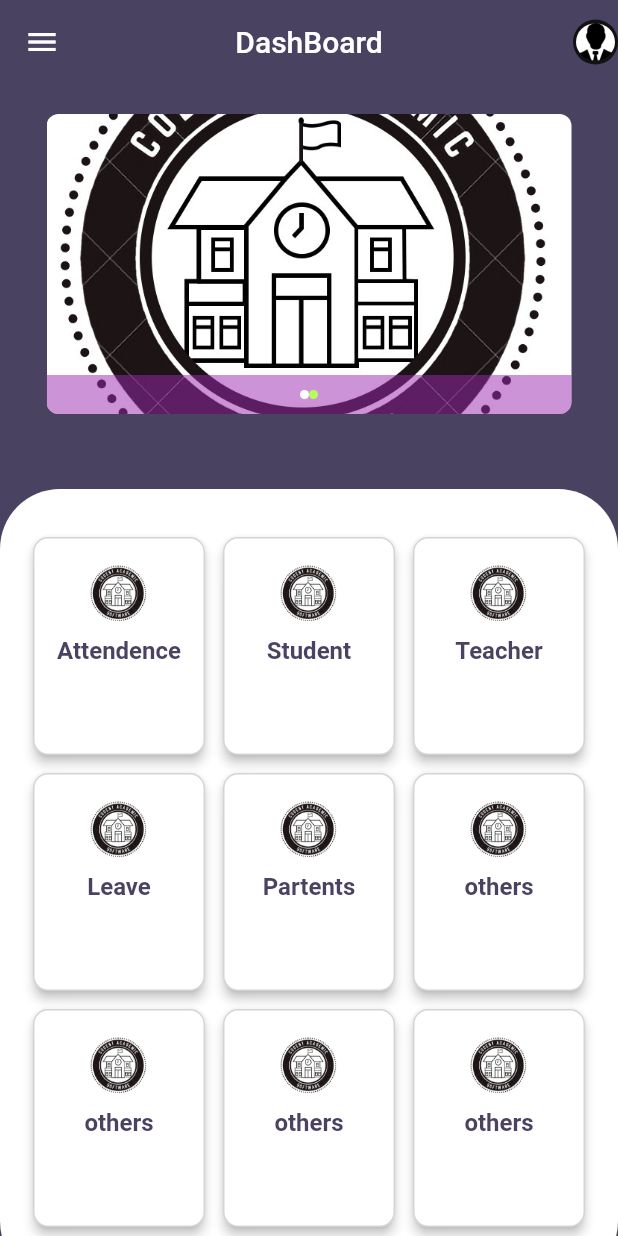
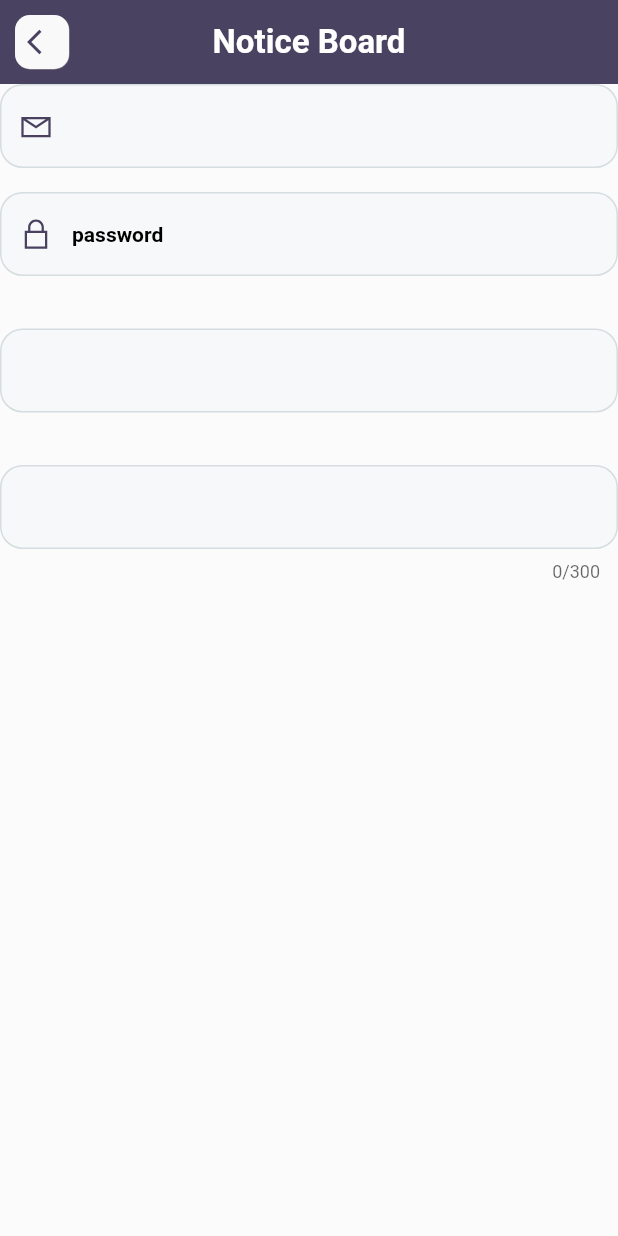
Before and after one commit to sachindra01/school_manage_design, a Flutter app: the HomeScreen screen opened directly, after a tap on "Attendence", on a phone screen of 412 x 824 dp. Run offline on Flutter 3.47's test engine with Material 2 defaults, Android fonts, the phone set to English and light mode, and no system bars; our stand-ins replace animated_text_kit, another_carousel_pro, cached_network_image, dio, dotted_line, flutter_screenutil and 5 more; missing offline and left inert: animated_switch; accounts and stored records are empty; key blocks and very long unbroken strings in the code were emptied for the run.

Commit message:
staff heirachy design ,form design,flag added profile

```diff
--- a/lib/app/common/custom_appbar.dart
+++ b/lib/app/common/custom_appbar.dart
@@ -5,7 +5,7 @@ defaultAppbar(context,{Widget? title, List<Widget>? action, autoImplying,Widget
   return AppBar(
     elevation: 0.0,
     leading:Padding(
-      padding: const EdgeInsets.all(8.0),
+      padding: const EdgeInsets.all(10.0),
       child: InkWell(
         onTap:ontap?? (){
           Navigator.of(context).pop();
--- a/lib/app/modules/home/views/home_screen.dart
+++ b/lib/app/modules/home/views/home_screen.dart
@@ -6,6 +6,9 @@ import 'package:school_management_app/app/common/carousel_slider.dart';
 import 'package:school_management_app/app/common/custom_appbar.dart';
 import 'package:school_management_app/app/common/style.dart';
 import 'package:school_management_app/app/modules/profile/views/profile_screen.dart';
+import 'package:school_management_app/app/modules/unauthorise_module/feedback/feedback_screen.dart';
+import 'package:school_management_app/app/modules/unauthorise_module/notice/notice_board_screen.dart';
+import 'package:school_management_app/app/modules/unauthorise_module/staff_hierachy/staff_hierachy_screen.dart';
 
 
 
@@ -192,9 +195,13 @@ class _HomeScreenState extends State<HomeScreen> {
           child: InkWell(
             onTap: () {
               if (choices[index].id == 4) {
+                Get.to(()=>const StaffDetail());
 
-              } else {
+              } else if (choices[index].id == 3){
+                  Get.to(()=>const NoticeBoardScreen());
 
+              }else{
+                 Get.to(()=>const Feedbackform());
               }
             },
             child: Column(
--- /dev/null
+++ b/lib/app/modules/unauthorise_module/feedback/feedback_screen.dart
@@ -0,0 +1,162 @@
+import 'package:flutter/material.dart';
+import 'package:line_awesome_flutter/line_awesome_flutter.dart';
+import 'package:school_management_app/app/common/custom_appbar.dart';
+import 'package:school_management_app/app/common/custom_textfield.dart';
+import 'package:school_management_app/app/common/style.dart';
+
+class Feedbackform extends StatefulWidget {
+  const Feedbackform({super.key});
+
+  @override
+  State<Feedbackform> createState() => _FeedbackformState();
+}
+
+class _FeedbackformState extends State<Feedbackform> {
+  final GlobalKey<FormState> formKey = GlobalKey();
+
+  TextEditingController name = TextEditingController();
+  TextEditingController contactNumber = TextEditingController();
+  TextEditingController email = TextEditingController();
+  TextEditingController feedback = TextEditingController();
+  final FocusNode _passfocusNode = FocusNode();
+  final FocusNode _emailfocusNode = FocusNode();
+  @override
+  Widget build(BuildContext context) {
+    return Scaffold(
+       appBar: defaultAppbar(
+        context,
+        title: const Text(
+          'Notice Board',
+          style: TextStyle(
+            color:  lWhite,
+            fontSize: 22.0,
+            fontWeight: FontWeight.w700
+          ),
+        ),
+     ),
+      body: Column(
+        children: [
+          Form(
+            key: formKey,
+            child: Column(
+                mainAxisAlignment: MainAxisAlignment.center,
+                children: [
+                  CustomTextField(
+                    prefixIcon: const Icon(
+                      LineAwesomeIcons.envelope,
+                      color: primaryColor,
+                    ),
+                    autoFocus: false,
+                    autovalidateMode:
+                        AutovalidateMode.onUserInteraction,
+                    textInputAction: TextInputAction.next,
+                    keyboardType: TextInputType.emailAddress,
+                    context: context,
+                    focusNode: _emailfocusNode,
+                    errorBorder: OutlineInputBorder(
+                      borderRadius: BorderRadius.circular(15),
+                      borderSide: const BorderSide(
+                        color: Colors.red,
+                      ),
+                    ),
+                    controller: name,
+                    textCapitalization: TextCapitalization.none,
+                    borderColor: const Color(0xFFD5DDE0),
+                    border: const OutlineInputBorder(
+                      borderSide: BorderSide.none,
+                    ),
+                    borderRadius: 15,
+                    fillColor: const Color(0xFFF7F8F9),
+                    hintStyle: const TextStyle(
+                        color: Colors.black,
+                        fontWeight: FontWeight.bold),
+
+                  ),
+                  const SizedBox(height: 16),
+                  CustomTextField(
+                    prefixIcon: const Icon(
+                      LineAwesomeIcons.lock,
+                      color: primaryColor,
+                    ),
+                    autoFocus: false,
+                    autovalidateMode:
+                        AutovalidateMode.onUserInteraction,
+                    textInputAction: TextInputAction.done,
+                    context: context,
+                    focusNode: _passfocusNode,
+                    errorBorder: OutlineInputBorder(
+                      borderRadius: BorderRadius.circular(15),
+                      borderSide: const BorderSide(
+                        color: Colors.red,
+                      ),
+                    ),
+                    controller: contactNumber,
+                    textCapitalization: TextCapitalization.none,
+                    borderColor: const Color(0xFFD5DDE0),
+                    border: const OutlineInputBorder(
+                      borderSide: BorderSide.none,
+                    ),
+                    borderRadius: 15,
+                    fillColor: const Color(0xFFF7F8F9),
+                    hintStyle: const TextStyle(
+                        color: Colors.black,
+                        fontWeight: FontWeight.bold),
+                    hintText: 'password',
+                  ),
+                  const SizedBox(height: 35),
+                    CustomTextField(
+                    autoFocus: false,
+                    autovalidateMode:
+                        AutovalidateMode.onUserInteraction,
+                    textInputAction: TextInputAction.done,
+                    context: context,
+                    focusNode: _passfocusNode,
+                    errorBorder: OutlineInputBorder(
+                      borderRadius: BorderRadius.circular(15),
+                      borderSide: const BorderSide(
+                        color: Colors.red,
+                      ),
+                    ),
+                    controller: email,
+                    textCapitalization: TextCapitalization.none,
+                    borderColor: const Color(0xFFD5DDE0),
+                    border: const OutlineInputBorder(
+                      borderSide: BorderSide.none,
+                    ),
+                    borderRadius: 15,
+                    fillColor: const Color(0xFFF7F8F9),
+                  ),
+                   const SizedBox(height: 35),
+                  CustomTextField(
+                    maxLines: 10,
+                    maxLength: 300,
+                    autoFocus: false,
+                    autovalidateMode:
+                        AutovalidateMode.onUserInteraction,
+                    textInputAction: TextInputAction.done,
+                    context: context,
+                    focusNode: _passfocusNode,
+                    errorBorder: OutlineInputBorder(
+                      borderRadius: BorderRadius.circular(15),
+                      borderSide: const BorderSide(
+                        color: Colors.red,
+                      ),
+                    ),
+                    controller: email,
+                    textCapitalization: TextCapitalization.none,
+                    borderColor: const Color(0xFFD5DDE0),
+                    border: const OutlineInputBorder(
+                      borderSide: BorderSide.none,
+                    ),
+                    borderRadius: 15,
+                    fillColor: const Color(0xFFF7F8F9),
+                  ),
+                ]
+            ),
+          ),
+
+        ],
+      ),
+    );
+  }
+}
--- a/lib/main.dart
+++ b/lib/main.dart
@@ -29,6 +29,7 @@ class MyApp extends StatelessWidget {
             debugShowCheckedModeBanner: false,
             home: const SplashScreen(),
           );
-        });
+        }
+    );
   }
 }
--- a/pubspec.yaml
+++ b/pubspec.yaml
@@ -42,12 +42,14 @@ dependencies:
   fluttertoast: ^8.0.9
   loading_indicator: ^3.0.3
   another_carousel_pro: ^1.0.0
-  animated_splash_screen: ^1.3.0
   line_awesome_flutter: ^2.0.0
   animated_switch: ^0.0.2
+  dotted_line: ^3.1.0
   dio: ^5.1.2
   get_storage: ^2.1.1
   animated_text_kit: ^4.2.2
+  flag: ^6.0.0
+  cached_network_image: ^3.2.3
   image_picker: ^0.8.7+5
 
 flutter_icons:
```
Also changed, not shown: lib/app/modules/profile/views/profile_screen.dart (+11 -4 lines), lib/app/modules/unauthorise_module/notice/notice_board_screen.dart (added, +52 -0 lines), lib/app/modules/unauthorise_module/notice/widget/notice_tile.dart (added, +84 -0 lines), lib/app/modules/unauthorise_module/staff_hierachy/staff_hierachy_screen.dart (added, +222 -0 lines), lib/app/modules/unauthorise_module/staff_hierachy/widget/staff_category.dart (added, +125 -0 lines), assets/img/nepal.png (added), assets/img/uk.png (added), pubspec.lock, 1 other file.
